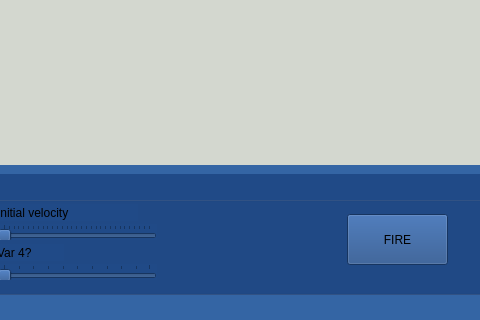
Above: EducationalApp/demowindow.ui from ChristopherDHanson/CannonBlaster before the change; both pictures show x 223 to 703 and y 252 to 572 of the 948 by 572 pixel window. Below: the same form after it.
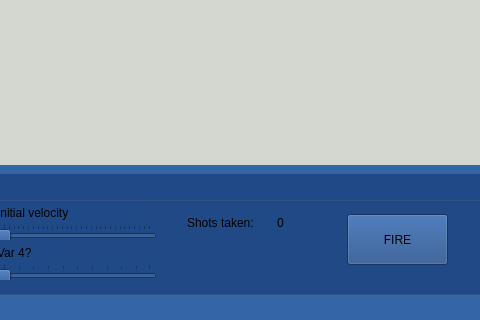
That is the form after the change. Custom widgets are drawn as their Qt base class.

Commit message: Add shot tracking and display

```diff
--- a/EducationalApp/demowindow.ui
+++ b/EducationalApp/demowindow.ui
@@ -205,6 +205,32 @@
       <string>FIRE</string>
      </property>
     </widget>
+    <widget class="QLabel" name="scoreLabel">
+     <property name="geometry">
+      <rect>
+       <x>390</x>
+       <y>40</y>
+       <width>91</width>
+       <height>17</height>
+      </rect>
+     </property>
+     <property name="text">
+      <string>Shots taken:</string>
+     </property>
+    </widget>
+    <widget class="QLabel" name="scoreDisplayLabel">
+     <property name="geometry">
+      <rect>
+       <x>480</x>
+       <y>40</y>
+       <width>16</width>
+       <height>17</height>
+      </rect>
+     </property>
+     <property name="text">
+      <string>0</string>
+     </property>
+    </widget>
    </widget>
    <widget class="QLabel" name="questionLabel">
     <property name="geometry">
```
Left out of the diff: 2 changed lines with no effect on the pictures. The commit also changes 2 other files.
